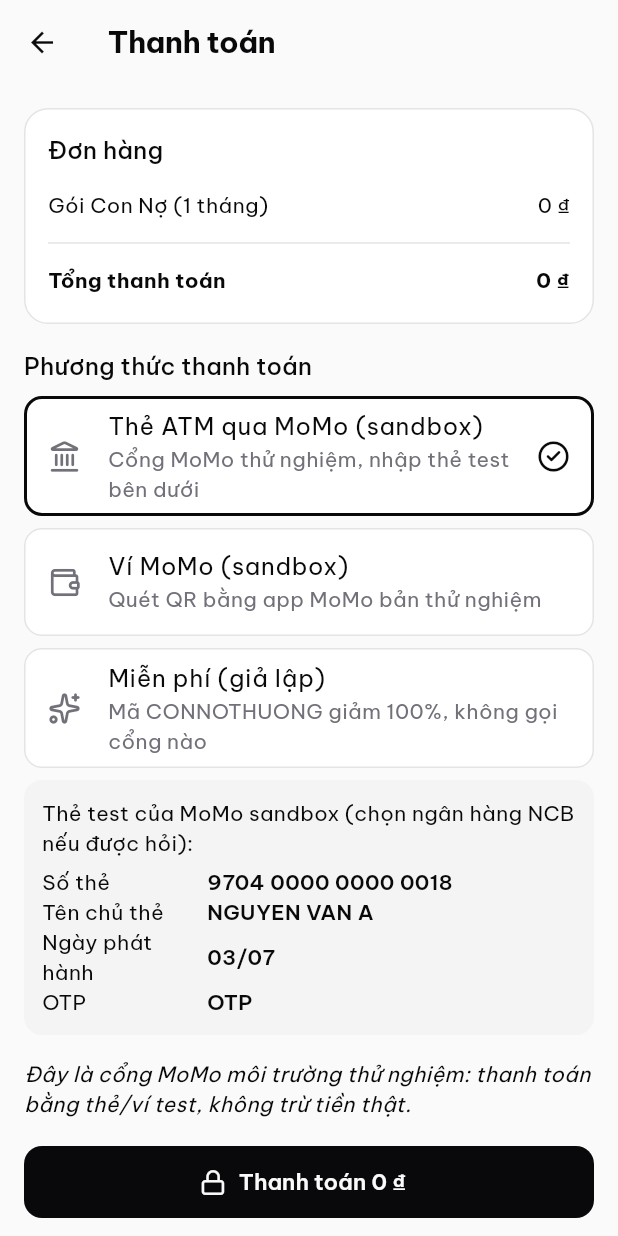
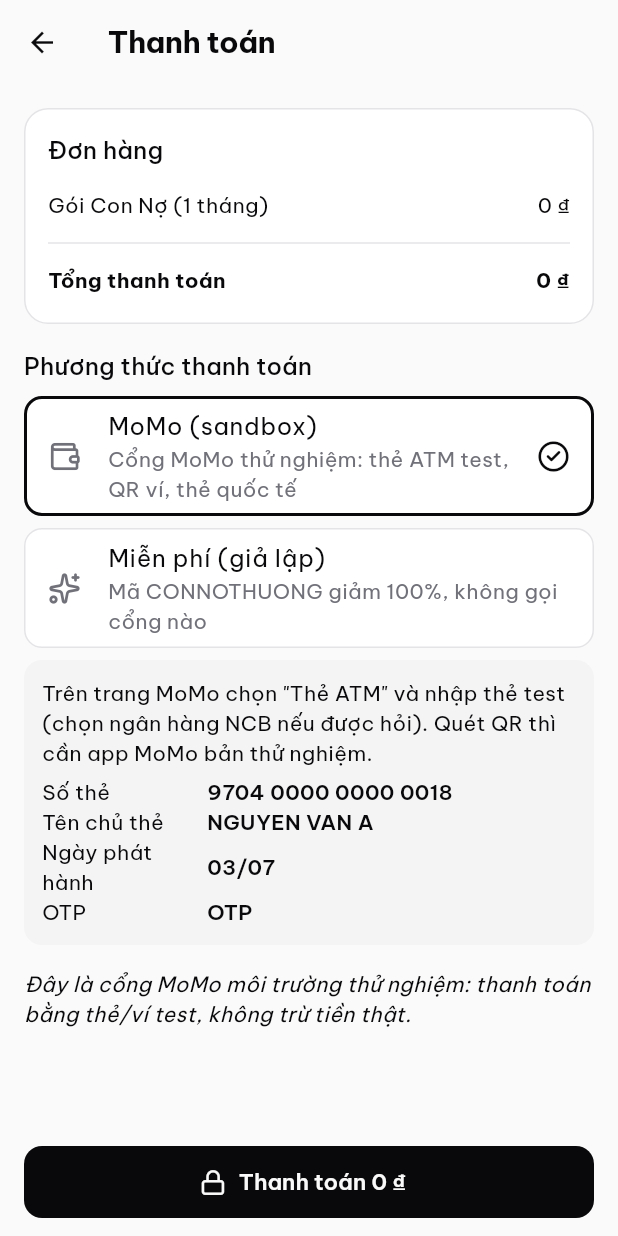
Before and after one commit to khanhs2105/PRM393_Project_GrBoVo, a Flutter app: the CheckoutScreen screen opened directly with empty values, on a phone screen of 412 x 824 dp. Run offline on Flutter 3.47's test engine with Material 3 defaults, Android fonts, the phone set to English and light mode, and no system bars; our stand-ins replace cloud_firestore, firebase_auth, firebase_core, flutter_local_notifications, image_picker, sensors_plus and 4 more; missing offline and left inert: gal, mobile_scanner; accounts and stored records are empty.

Commit message:
MoMo sandbox: dùng bộ khóa chính thức v2 và payWithMethod, lỗi thì cho dùng miễn phí
MoMo trả mã 99 khi tạo đơn payWithATM bằng bộ khóa mẫu cũ. Giờ thử lần
lượt bộ khóa trong code mẫu v2 hiện tại (payWithMethod, captureWallet) rồi
mới tới bộ khóa cũ; hỏi trạng thái ký bằng đúng bộ khóa đã tạo đơn. Nếu
MoMo vẫn từ chối, hiện hộp thoại cho chuyển sang thanh toán giả lập.

Co-Authored-By: Claude Opus 5.5 <noreply@anthropic.com>
Claude-Session: https://claude.ai/code/session_017e8dbibvs9XZGMr6E4VBhP

```diff
--- a/lib/screens/checkout_screen.dart
+++ b/lib/screens/checkout_screen.dart
@@ -27,10 +27,8 @@ class CheckoutScreen extends StatefulWidget {
 }
 
 enum _Method {
-  momoAtm('Thẻ ATM qua MoMo (sandbox)',
-      'Cổng MoMo thử nghiệm, nhập thẻ test bên dưới', AppIcons.landmark),
-  momoWallet('Ví MoMo (sandbox)',
-      'Quét QR bằng app MoMo bản thử nghiệm', AppIcons.wallet),
+  momo('MoMo (sandbox)',
+      'Cổng MoMo thử nghiệm: thẻ ATM test, QR ví, thẻ quốc tế', AppIcons.wallet),
   free('Miễn phí (giả lập)', 'Mã CONNOTHUONG giảm 100%, không gọi cổng nào',
       AppIcons.sparkles);
 
@@ -44,7 +42,7 @@ enum _Method {
 
 class _CheckoutScreenState extends State<CheckoutScreen>
     with WidgetsBindingObserver {
-  _Method _method = _Method.momoAtm;
+  _Method _method = _Method.momo;
 
   /// Đang bận (tạo đơn, kích hoạt gói...). Chữ hiện ở thanh dưới.
   String? _busy;
@@ -105,12 +103,11 @@ class _CheckoutScreenState extends State<CheckoutScreen>
       order = await MomoSandbox.create(
         amount: plan.monthlyPrice,
         orderInfo: 'Nang cap goi ${plan.name} - Alo Tra Tien',
-        atm: _method == _Method.momoAtm,
       );
     } catch (e) {
       if (!mounted) return;
       setState(() => _busy = null);
-      showSnack(context, 'Không tạo được đơn MoMo: $e');
+      await _offerFree('$e');
       return;
     }
     if (!mounted) return;
@@ -146,7 +143,7 @@ class _CheckoutScreenState extends State<CheckoutScreen>
     if (order == null || _checking) return;
     _checking = true;
     try {
-      final code = await MomoSandbox.query(order.orderId);
+      final code = await MomoSandbox.query(order);
       if (!mounted || _order != order) return;
       if (code == 0) {
         _poll?.cancel();
@@ -166,6 +163,32 @@ class _CheckoutScreenState extends State<CheckoutScreen>
       if (manual && mounted) showSnack(context, 'Không hỏi được MoMo: $e');
     } finally {
       _checking = false;
+    }
+  }
+
+  /// MoMo sandbox từ chối tạo đơn (thường là mã 99 do MoMo tắt khóa mẫu):
+  /// báo rõ và cho chuyển sang thanh toán giả lập để vẫn mua được gói.
+  Future<void> _offerFree(String error) async {
+    final useFree = await showDialog<bool>(
+      context: context,
+      builder: (ctx) => AlertDialog(
+        title: const Text('MoMo sandbox đang từ chối'),
+        content: Text('Cổng thử nghiệm của MoMo không nhận đơn lúc này:\n'
+            '$error\n\nBạn có thể thử lại sau, hoặc dùng thanh toán giả '
+            'lập (miễn phí) để kích hoạt gói ngay.'),
+        actions: [
+          TextButton(
+              onPressed: () => Navigator.pop(ctx, false),
+              child: const Text('Thử lại sau')),
+          FilledButton(
+              onPressed: () => Navigator.pop(ctx, true),
+              child: const Text('Dùng miễn phí')),
+        ],
+      ),
+    );
+    if (useFree == true && mounted) {
+      setState(() => _method = _Method.free);
+      await _payFree();
     }
   }
 
@@ -257,12 +280,7 @@ class _CheckoutScreenState extends State<CheckoutScreen>
                   onTap: () => setState(() => _method = m),
                 ),
               ),
-            if (_method == _Method.momoAtm) _testCardInfo(context),
-            if (_method == _Method.momoWallet)
-              _Note(
-                  'Trang MoMo hiện mã QR. Cần cài app MoMo bản thử nghiệm '
-                  '(MoMo UAT) để quét. Không có app đó thì chọn "Thẻ ATM qua '
-                  'MoMo" cho dễ.'),
+            if (_method == _Method.momo) _testCardInfo(context),
             const SizedBox(height: 8),
             Text(
               _method.isMomo
@@ -338,7 +356,9 @@ class _CheckoutScreenState extends State<CheckoutScreen>
     return _Note.child(Column(
       crossAxisAlignment: CrossAxisAlignment.start,
       children: [
-        const Text('Thẻ test của MoMo sandbox (chọn ngân hàng NCB nếu được hỏi):'),
+        const Text('Trên trang MoMo chọn "Thẻ ATM" và nhập thẻ test '
+            '(chọn ngân hàng NCB nếu được hỏi). Quét QR thì cần app MoMo '
+            'bản thử nghiệm.'),
         const SizedBox(height: 6),
         row('Số thẻ', '9704 0000 0000 0018'),
         row('Tên chủ thẻ', 'NGUYEN VAN A'),
--- a/lib/services/momo_sandbox.dart
+++ b/lib/services/momo_sandbox.dart
@@ -5,14 +5,36 @@ import 'package:crypto/crypto.dart';
 
 /// Gọi cổng thanh toán MoMo môi trường THỬ NGHIỆM (test-payment.momo.vn).
 ///
-/// Khóa dưới đây là bộ khóa mẫu công khai trong tài liệu và code mẫu của
+/// Các khóa dưới đây là bộ khóa mẫu công khai trong tài liệu và code mẫu của
 /// MoMo, chỉ dùng được ở sandbox, không trừ tiền thật. Ứng dụng thật phải
 /// ký và tạo đơn trên server, không để secretKey trong app.
+class MomoKeys {
+  final String partnerCode;
+  final String accessKey;
+  final String secretKey;
+  const MomoKeys(this.partnerCode, this.accessKey, this.secretKey);
+}
+
 class MomoSandbox {
   static const _endpoint = 'https://test-payment.momo.vn/v2/gateway/api';
-  static const partnerCode = 'MOMOBKUN20180529';
-  static const _accessKey = 'klm05TvNBzhg7h7j';
-  static const _secretKey = 'at67qH6mk8w5Y1nAyMoYKMWACiEi2bsa';
+
+  /// Bộ khóa trong code mẫu chính thức hiện tại của MoMo (API v2).
+  static const officialKeys = MomoKeys(
+      'MOMO', 'F8BBA842ECF85', 'K951B6PE1waDMi640xX08PD3vg6EkVlz');
+
+  /// Bộ khóa mẫu cũ, nhiều tài khoản đã bị MoMo tắt một số kiểu thanh toán.
+  static const legacyKeys = MomoKeys(
+      'MOMOBKUN20180529', 'klm05TvNBzhg7h7j', 'at67qH6mk8w5Y1nAyMoYKMWACiEi2bsa');
+
+  /// Thử lần lượt: MoMo có lúc từ chối một bộ khóa / kiểu thanh toán với
+  /// mã 99 ("Declined due to general reasons"), nên lỗi thì thử cái sau.
+  /// payWithMethod mở trang có đủ cách trả: QR ví, thẻ ATM, thẻ quốc tế.
+  static const attempts = [
+    (officialKeys, 'payWithMethod'),
+    (officialKeys, 'captureWallet'),
+    (legacyKeys, 'captureWallet'),
+    (legacyKeys, 'payWithATM'),
+  ];
 
   /// MoMo bắt buộc có hai URL này; app không có server nên dùng trang của
   /// MoMo và tự hỏi trạng thái đơn bằng [query].
@@ -21,35 +43,47 @@ class MomoSandbox {
 
   static const _timeout = Duration(seconds: 20);
 
-  /// Ký HMAC-SHA256 chuỗi raw theo đúng thứ tự khóa MoMo yêu cầu.
-  static String sign(String raw) =>
-      Hmac(sha256, utf8.encode(_secretKey)).convert(utf8.encode(raw)).toString();
+  /// Ký HMAC-SHA256 chuỗi raw.
+  static String sign(String raw, MomoKeys keys) =>
+      Hmac(sha256, utf8.encode(keys.secretKey))
+          .convert(utf8.encode(raw))
+          .toString();
 
   /// Chuỗi raw để ký khi tạo đơn (khóa xếp theo bảng chữ cái).
   static String createRaw({
+    required MomoKeys keys,
     required String orderId,
     required int amount,
     required String orderInfo,
     required String requestType,
   }) =>
-      'accessKey=$_accessKey&amount=$amount&extraData='
+      'accessKey=${keys.accessKey}&amount=$amount&extraData='
       '&ipnUrl=$_ipnUrl&orderId=$orderId&orderInfo=$orderInfo'
-      '&partnerCode=$partnerCode&redirectUrl=$_redirectUrl'
+      '&partnerCode=${keys.partnerCode}&redirectUrl=$_redirectUrl'
       '&requestId=$orderId&requestType=$requestType';
 
-  /// Tạo đơn và trả về link trang thanh toán (payUrl) cùng mã đơn.
-  ///
-  /// [atm] = true mở trang nhập thẻ ATM thử nghiệm; false mở trang QR ví MoMo.
+  /// Tạo đơn, thử lần lượt các cách trong [attempts] cho tới khi MoMo nhận.
   static Future<MomoOrder> create({
     required int amount,
     required String orderInfo,
-    bool atm = false,
   }) async {
-    final orderId = 'ALO${DateTime.now().millisecondsSinceEpoch}';
-    final requestType = atm ? 'payWithATM' : 'captureWallet';
+    Object? lastError;
+    for (final (keys, type) in attempts) {
+      try {
+        return await _create(keys, type, amount, orderInfo);
+      } catch (e) {
+        lastError = e;
+      }
+    }
+    throw lastError ?? MomoException('MoMo từ chối tạo đơn', -1);
+  }
+
+  static Future<MomoOrder> _create(
+      MomoKeys keys, String requestType, int amount, String orderInfo) async {
+    final orderId = 'ALO${DateTime.now().microsecondsSinceEpoch}';
     final body = {
-      'partnerCode': partnerCode,
-      'accessKey': _accessKey,
+      'partnerCode': keys.partnerCode,
+      'accessKey': keys.accessKey,
       'requestId': orderId,
       'amount': amount,
       'orderId': orderId,
@@ -58,13 +92,17 @@ class MomoSandbox {
       'ipnUrl': _ipnUrl,
       'extraData': '',
       'requestType': requestType,
+      'autoCapture': true,
       'lang': 'vi',
-      'signature': sign(createRaw(
-        orderId: orderId,
-        amount: amount,
-        orderInfo: orderInfo,
-        requestType: requestType,
-      )),
+      'signature': sign(
+          createRaw(
+            keys: keys,
+            orderId: orderId,
+            amount: amount,
+            orderInfo: orderInfo,
+            requestType: requestType,
+          ),
+          keys),
     };
     final res = await _post('$_endpoint/create', body);
     final code = res['resultCode'];
@@ -73,21 +111,22 @@ class MomoSandbox {
       throw MomoException(res['message']?.toString() ?? 'MoMo từ chối tạo đơn',
           code is int ? code : -1);
     }
-    return MomoOrder(orderId, payUrl);
+    return MomoOrder(orderId, payUrl, keys);
   }
 
   /// Hỏi trạng thái đơn. resultCode 0 là đã thanh toán, 1000 là đang chờ
   /// người dùng xác nhận, 7000/7002 là đang xử lý; mã khác là thất bại/hủy.
-  static Future<int> query(String orderId) async {
-    final raw = 'accessKey=$_accessKey&orderId=$orderId'
-        '&partnerCode=$partnerCode&requestId=$orderId';
+  static Future<int> query(MomoOrder order) async {
+    final keys = order.keys;
+    final raw = 'accessKey=${keys.accessKey}&orderId=${order.orderId}'
+        '&partnerCode=${keys.partnerCode}&requestId=${order.orderId}';
     final res = await _post('$_endpoint/query', {
-      'partnerCode': partnerCode,
-      'accessKey': _accessKey,
-      'requestId': orderId,
-      'orderId': orderId,
+      'partnerCode': keys.partnerCode,
+      'accessKey': keys.accessKey,
+      'requestId': order.orderId,
+      'orderId': order.orderId,
       'lang': 'vi',
-      'signature': sign(raw),
+      'signature': sign(raw, keys),
     });
     final code = res['resultCode'];
     return code is int ? code : -1;
@@ -120,7 +159,10 @@ class MomoSandbox {
 class MomoOrder {
   final String orderId;
   final String payUrl;
-  const MomoOrder(this.orderId, this.payUrl);
+
+  /// Bộ khóa đã tạo đơn; hỏi trạng thái phải ký bằng đúng bộ này.
+  final MomoKeys keys;
+  const MomoOrder(this.orderId, this.payUrl, this.keys);
 }
 
 class MomoException implements Exception {
```
Also changed, not shown: 1 other file.
